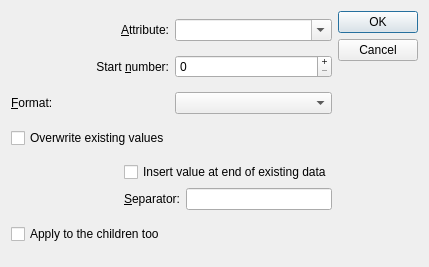
Above: src/modules/replica/replicasettingsdialog.ui from lbellonda/qxmledit before the change. Below: the same form after it.
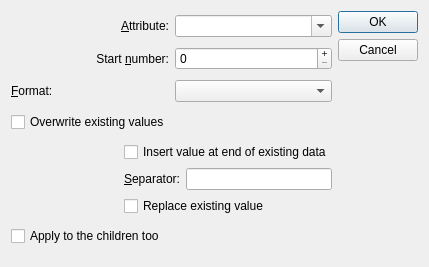
That is the form after the change. Icons and pictures are not drawn.

```diff
--- a/src/modules/replica/replicasettingsdialog.ui
+++ b/src/modules/replica/replicasettingsdialog.ui
@@ -139,6 +139,13 @@
            </item>
           </layout>
          </item>
+         <item>
+          <widget class="QCheckBox" name="cbReplace">
+           <property name="text">
+            <string>Replace existing value</string>
+           </property>
+          </widget>
+         </item>
         </layout>
        </item>
       </layout>
```
